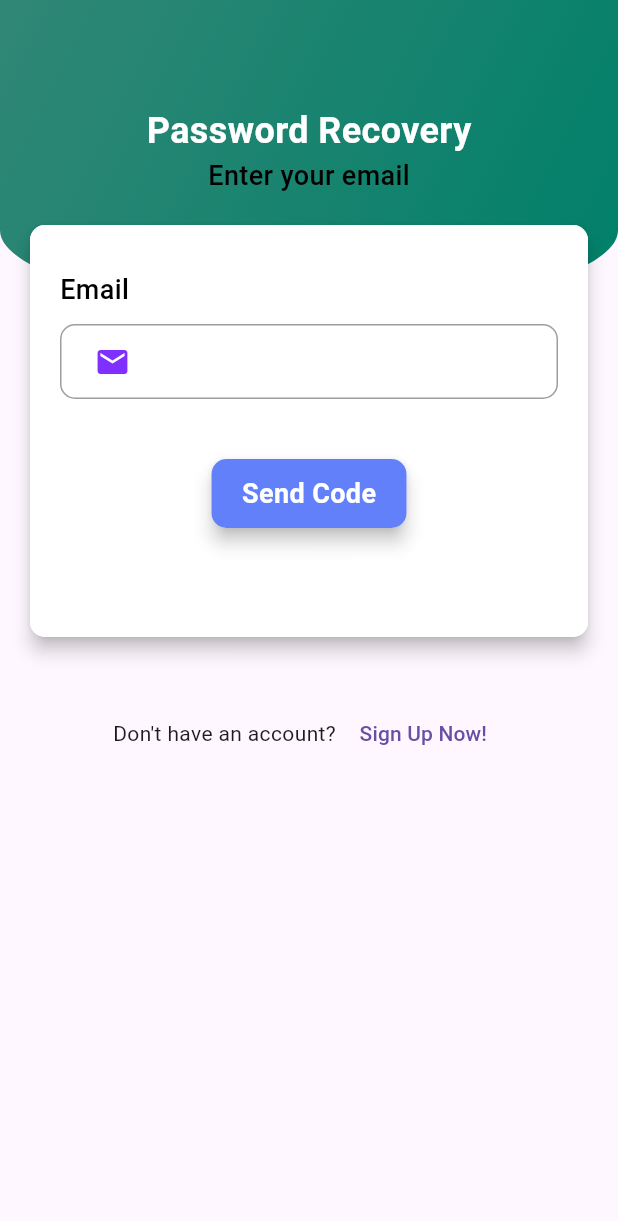
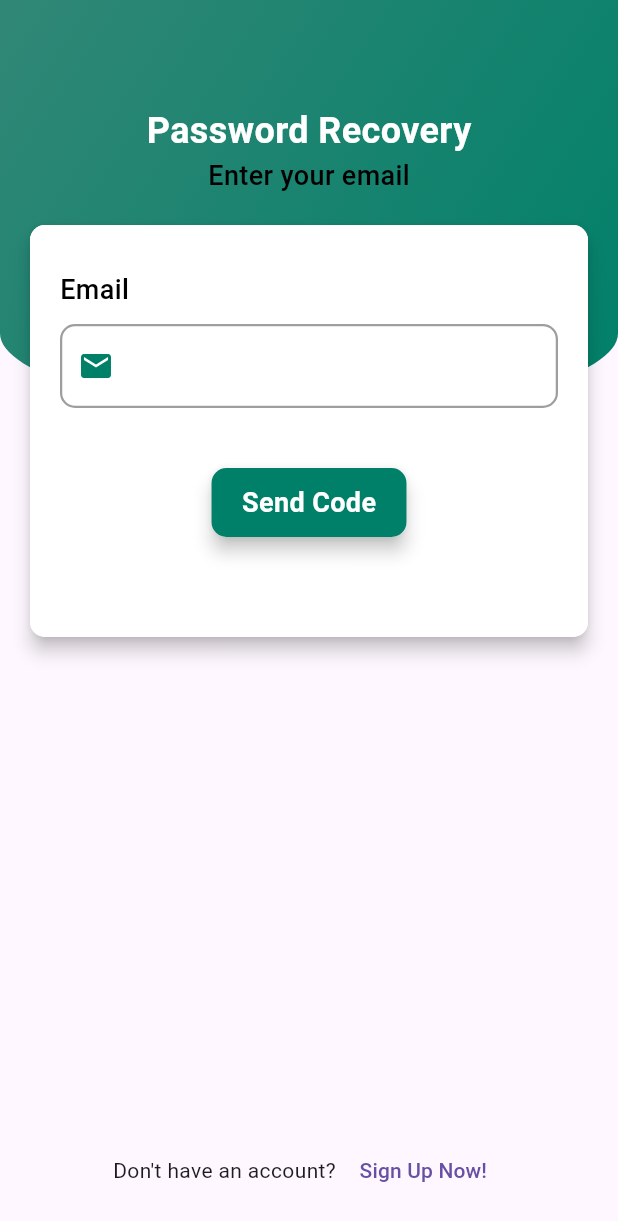
Before and after one commit to piro-piyush/Chit-Chat-App, a Flutter app: the screen it shows after launch, after a tap on "Forgot Password?", on a phone screen of 412 x 824 dp. Shown: the top 1221 px of the screen. Run offline on Flutter 3.47's test engine with Material 3 defaults, Android fonts, the phone set to English and light mode, and no system bars; our stand-ins replace cloud_firestore, connectivity_plus, firebase_auth, firebase_core, flutter_chat_bubble, shared_preferences; accounts and stored records are empty.

Commit message:
update ui color

```diff
--- a/lib/pages/forget_password.dart
+++ b/lib/pages/forget_password.dart
@@ -51,8 +51,7 @@ class _ForgetPasswordState extends State<ForgetPassword> {
     final size = MediaQuery.of(context).size;
 
     return Scaffold(
-      body: SingleChildScrollView(
-        child: Stack(
+      body: Stack(
         children: [
           // Background gradient
           _buildBackgroundGradient(size),
@@ -81,13 +80,15 @@ class _ForgetPasswordState extends State<ForgetPassword> {
                   ),
                 ),
                 _buildEmailForm(context, size),
-                  const SizedBox(height: 20),
-                  _buildSignUpOption(),
               ],
             ),
           ),
+          Positioned(
+              left: 0,
+              right: 0,
+              bottom: 20,
+              child: _buildSignUpOption()),
         ],
-        ),
       ),
     );
   }
@@ -95,7 +96,7 @@ class _ForgetPasswordState extends State<ForgetPassword> {
   // Background gradient widget
   Widget _buildBackgroundGradient(Size size) {
     return Container(
-      height: size.height / 4,
+      height: size.height / 3,
       width: size.width,
       decoration: BoxDecoration(
         gradient: const LinearGradient(
@@ -152,13 +153,7 @@ class _ForgetPasswordState extends State<ForgetPassword> {
 
   // Widget for email input field
   Widget _buildEmailInput() {
-    return Container(
-      padding: const EdgeInsets.only(left: 10),
-      decoration: BoxDecoration(
-        border: Border.all(width: 1, color: Colors.black38),
-        borderRadius: BorderRadius.circular(10),
-      ),
-      child: TextFormField(
+    return TextFormField(
       controller: emailController,
       validator: (value) {
         if (value == null || value.isEmpty) {
@@ -167,9 +162,18 @@ class _ForgetPasswordState extends State<ForgetPassword> {
         return null;
       },
       decoration: const InputDecoration(
-          border: InputBorder.none,
-          prefixIcon: Icon(Icons.mail, color: Color(0xFF7f30fe)),
+        border: OutlineInputBorder(
+          borderRadius: BorderRadius.all(Radius.circular(10)),
         ),
+        enabledBorder: OutlineInputBorder(
+          borderSide: BorderSide(color: Colors.grey, width: 1.5), // Grey border when not focused
+          borderRadius: BorderRadius.all(Radius.circular(10)),
+        ),
+        focusedBorder: OutlineInputBorder(
+          borderSide: BorderSide(color: Color(0xFF008069), width: 2), // Same color as prefix icon when focused
+          borderRadius: BorderRadius.all(Radius.circular(10)),
+        ),
+        prefixIcon: Icon(Icons.mail, color: Color(0xFF008069)),
       ),
     );
   }
@@ -187,7 +191,7 @@ class _ForgetPasswordState extends State<ForgetPassword> {
             child: Container(
               padding: const EdgeInsets.all(10),
               decoration: BoxDecoration(
-                color: const Color(0xFF6380fb),
+                color: const Color(0xFF008069),
                 borderRadius: BorderRadius.circular(10),
               ),
               child: const Center(
--- a/lib/pages/sign_in_page.dart
+++ b/lib/pages/sign_in_page.dart
@@ -102,17 +102,16 @@ class _SignInPageState extends State<SignInPage> {
     await SharedPrefrenceHelper().saveUserDisplayName(name);
     await SharedPrefrenceHelper().saveUserName(username);
     await SharedPrefrenceHelper().saveUserId(id);
-    await SharedPrefrenceHelper().saveUserPic(pic);
+    await SharedPrefrenceHelper().saveUserPhoto(pic);
   }
 
   @override
   Widget build(BuildContext context) {
     return Scaffold(
-      body: SingleChildScrollView(
-        child: Stack(
+      body: Stack(
         children: [
           Container(
-              height: MediaQuery.of(context).size.height / 4,
+            height: MediaQuery.of(context).size.height / 3,
             width: MediaQuery.of(context).size.width,
             decoration: BoxDecoration(
               gradient: const LinearGradient(
@@ -164,13 +163,7 @@ class _SignInPageState extends State<SignInPage> {
                               style: TextStyle(color: Colors.black, fontSize: 18, fontWeight: FontWeight.w500),
                             ),
                             const SizedBox(height: 10),
-                              Container(
-                                padding: const EdgeInsets.only(left: 10),
-                                decoration: BoxDecoration(
-                                  border: Border.all(width: 1, color: Colors.black38),
-                                  borderRadius: BorderRadius.circular(10),
-                                ),
-                                child: TextFormField(
+                            TextFormField(
                               controller: emailController,
                               validator: (value) {
                                 if (value == null || value.isEmpty) {
@@ -178,9 +171,22 @@ class _SignInPageState extends State<SignInPage> {
                                 }
                                 return null;
                               },
+                              style: const TextStyle(
+                                  color: Color(0xFF008069),
+                                  fontSize: 22
+                              ),
                               decoration: const InputDecoration(
-                                    border: InputBorder.none,
                                 prefixIcon: Icon(Icons.mail, color: Color(0xFF008069)),
+                                border: OutlineInputBorder(
+                                  borderRadius: BorderRadius.all(Radius.circular(10)),
+                                ),
+                                enabledBorder: OutlineInputBorder(
+                                  borderSide: BorderSide(color: Colors.grey, width: 1.5), // Grey border when not focused
+                                  borderRadius: BorderRadius.all(Radius.circular(10)),
+                                ),
+                                focusedBorder: OutlineInputBorder(
+                                  borderSide: BorderSide(color: Color(0xFF008069), width: 2), // Same color as prefix icon when focused
+                                  borderRadius: BorderRadius.all(Radius.circular(10)),
                                 ),
                               ),
                             ),
@@ -190,13 +196,7 @@ class _SignInPageState extends State<SignInPage> {
                               style: TextStyle(color: Colors.black, fontSize: 18, fontWeight: FontWeight.w500),
                             ),
                             const SizedBox(height: 10),
-                              Container(
-                                padding: const EdgeInsets.only(left: 10),
-                                decoration: BoxDecoration(
-                                  border: Border.all(width: 1, color: Colors.black38),
-                                  borderRadius: BorderRadius.circular(10),
-                                ),
-                                child: TextFormField(
+                            TextFormField(
                               controller: passwordController,
                               validator: (value) {
                                 if (value == null || value.isEmpty) {
@@ -204,10 +204,23 @@ class _SignInPageState extends State<SignInPage> {
                                 }
                                 return null;
                               },
+                              style: const TextStyle(
+                                color: Color(0xFF008069),
+                                fontSize: 22
+                              ),
                               obscureText: true,
                               decoration: const InputDecoration(
-                                    border: InputBorder.none,
                                 prefixIcon: Icon(Icons.lock, color: Color(0xFF008069)),
+                                border: OutlineInputBorder(
+                                  borderRadius: BorderRadius.all(Radius.circular(10)),
+                                ),
+                                enabledBorder: OutlineInputBorder(
+                                  borderSide: BorderSide(color: Colors.grey, width: 1.5), // Grey border when not focused
+                                  borderRadius: BorderRadius.all(Radius.circular(10)),
+                                ),
+                                focusedBorder: OutlineInputBorder(
+                                  borderSide: BorderSide(color: Color(0xFF008069), width: 2), // Same color as prefix icon when focused
+                                  borderRadius: BorderRadius.all(Radius.circular(10)),
                                 ),
                               ),
                             ),
@@ -266,7 +279,15 @@ class _SignInPageState extends State<SignInPage> {
                   ),
                 ),
                 const SizedBox(height: 20),
-                  Row(
+              ],
+            ),
+          ),
+          Positioned(
+            left: 0,
+            right: 0,
+            bottom: 40,
+            child: Center(
+              child: Row(
                 mainAxisAlignment: MainAxisAlignment.center,
                 children: [
                   const Text("Don't have an account? "),
@@ -280,12 +301,10 @@ class _SignInPageState extends State<SignInPage> {
                     child: const Text("Sign Up Now!",style: TextStyle(color: Color(0xFF008069)),),
                   )
                 ],
+              ),
+            ),
           )
         ],
-              ),
-            ),
-          ],
-        ),
       ),
     );
   }
--- a/lib/pages/sign_up_page.dart
+++ b/lib/pages/sign_up_page.dart
@@ -56,18 +56,21 @@ class _SignUpState extends State<SignUp> {
           "E-mail": emailController.text,
           "Username": updateUserName.toUpperCase(),
           "Search-key": firstLetter,
-          "Photo": "https://firebasestorage.googleapis.com/v0/b/chit-chat-app-593b5.appspot.com/o/default.jpeg?alt=media&token=89bae691-aeca-4b4f-90a6-d0a84baa6fa5",
+          "Photo":
+              "https://firebasestorage.googleapis.com/v0/b/chit-chat-app-593b5.appspot.com/o/default.jpeg?alt=media&token=89bae691-aeca-4b4f-90a6-d0a84baa6fa5",
           "Id": id,
           "isOnline": false,
-          "Last-Seen":"online",
+          "Last-Seen": "online",
         };
 
         await DatabaseMethods().addUserDetails(userInfoMap, id);
         await SharedPrefrenceHelper().saveUserId(id);
         await SharedPrefrenceHelper().saveUserDisplayName(nameController.text);
         await SharedPrefrenceHelper().saveUserEmail(emailController.text);
-        await SharedPrefrenceHelper().saveUserPic("assets/images/default.png");
-        await SharedPrefrenceHelper().saveUserName(updateUserName.toUpperCase());
+        await SharedPrefrenceHelper().saveUserPhoto(
+            "https://firebasestorage.googleapis.com/v0/b/chit-chat-app-593b5.appspot.com/o/default.jpeg?alt=media&token=89bae691-aeca-4b4f-90a6-d0a84baa6fa5");
+        await SharedPrefrenceHelper()
+            .saveUserName(updateUserName.toUpperCase());
 
         ScaffoldMessenger.of(context).showSnackBar(const SnackBar(
           content: Text(
@@ -132,15 +135,14 @@ class _SignUpState extends State<SignUp> {
   @override
   Widget build(BuildContext context) {
     return Scaffold(
-      body: SingleChildScrollView(
-        child: Stack(
+      body: Stack(
         children: [
           Container(
-              height: MediaQuery.of(context).size.height / 4,
+            height: MediaQuery.of(context).size.height / 3,
             width: MediaQuery.of(context).size.width,
             decoration: BoxDecoration(
               gradient: const LinearGradient(
-                  colors: [Color(0xFF318776),Color(0xFF008069)],
+                colors: [Color(0xFF318776), Color(0xFF008069)],
                 begin: Alignment.topLeft,
                 end: Alignment.bottomRight,
               ),
@@ -175,8 +177,8 @@ class _SignUpState extends State<SignUp> {
                   ),
                 ),
                 Container(
-                    margin: const EdgeInsets.symmetric(
-                        vertical: 20, horizontal: 20),
+                  margin:
+                      const EdgeInsets.symmetric(vertical: 20, horizontal: 20),
                   child: Material(
                     elevation: 5.0,
                     borderRadius: BorderRadius.circular(10),
@@ -186,8 +188,7 @@ class _SignUpState extends State<SignUp> {
                       height: MediaQuery.of(context).size.height * 0.77,
                       width: MediaQuery.of(context).size.width,
                       constraints: BoxConstraints(
-                          maxHeight:
-                              MediaQuery.of(context).size.height * 0.7,
+                        maxHeight: MediaQuery.of(context).size.height * 0.7,
                         // minHeight:MediaQuery.of(context).size.height * 0.77,
                       ),
                       decoration: BoxDecoration(
@@ -233,8 +234,7 @@ class _SignUpState extends State<SignUp> {
                                 if (value == null || value.isEmpty) {
                                   return "Please enter email";
                                 }
-                                  if (!RegExp(
-                                          r'^[\w-.]+@([\w-]+\.)+\w{2,4}$')
+                                if (!RegExp(r'^[\w-.]+@([\w-]+\.)+\w{2,4}$')
                                     .hasMatch(value)) {
                                   return "Enter a valid email";
                                 }
@@ -255,8 +255,7 @@ class _SignUpState extends State<SignUp> {
                               controller: passwordController,
                               icon: Icons.lock,
                               hintText: "Enter your password",
-                                validatorMsg:
-                                    "Please enter a strong password",
+                              validatorMsg: "Please enter a strong password",
                               obscureText: true,
                             ),
                             const SizedBox(height: 8),
@@ -279,11 +278,11 @@ class _SignUpState extends State<SignUp> {
                             const SizedBox(height: 25),
                             isLoading
                                 ? const Center(
-                                      child: CircularProgressIndicator())
+                                    child: CircularProgressIndicator(
+                                        color: Color(0xFF008069)))
                                 : GestureDetector(
                                     onTap: () {
-                                        if (_formKey.currentState!
-                                            .validate()) {
+                                      if (_formKey.currentState!.validate()) {
                                         registration();
                                       }
                                     },
@@ -295,11 +294,9 @@ class _SignUpState extends State<SignUp> {
                                           borderRadius:
                                               BorderRadius.circular(10),
                                           child: Container(
-                                              padding:
-                                                  const EdgeInsets.all(10),
+                                            padding: const EdgeInsets.all(10),
                                             decoration: BoxDecoration(
-                                                color:
-                                                    const Color(0xFF008069),
+                                              color: const Color(0xFF008069),
                                               borderRadius:
                                                   BorderRadius.circular(10),
                                             ),
@@ -324,8 +321,14 @@ class _SignUpState extends State<SignUp> {
                     ),
                   ),
                 ),
-                  const SizedBox(height: 20),
-                  Row(
+              ],
+            ),
+          ),
+          Positioned(
+            bottom: 20,
+            left: 0,
+            right: 0,
+            child: Row(
               mainAxisAlignment: MainAxisAlignment.center,
               children: [
                 const Text("Already have an account?"),
@@ -334,8 +337,7 @@ class _SignUpState extends State<SignUp> {
                     Navigator.pushReplacement(
                       context,
                       MaterialPageRoute(
-                              builder: (context) =>
-                              const SignInPage(),
+                        builder: (context) => const SignInPage(),
                       ),
                     );
                   },
@@ -346,11 +348,8 @@ class _SignUpState extends State<SignUp> {
                 ),
               ],
             ),
+          )
         ],
-              ),
-            ),
-          ],
-        ),
       ),
     );
   }
@@ -373,6 +372,7 @@ class _SignUpState extends State<SignUp> {
             return null;
           },
       obscureText: obscureText,
+      style: const TextStyle(fontWeight: FontWeight.w500),
       decoration: InputDecoration(
         hintText: hintText,
         prefixIcon: Icon(icon),
@@ -380,6 +380,16 @@ class _SignUpState extends State<SignUp> {
         border: const OutlineInputBorder(
           borderRadius: BorderRadius.all(Radius.circular(10)),
         ),
+        enabledBorder: const OutlineInputBorder(
+          borderSide: BorderSide(color: Colors.grey, width: 1.5),
+          // Grey border when not focused
+          borderRadius: BorderRadius.all(Radius.circular(10)),
+        ),
+        focusedBorder: const OutlineInputBorder(
+          borderSide: BorderSide(color: Color(0xFF008069), width: 2),
+          // Same color as prefix icon when focused
+          borderRadius: BorderRadius.all(Radius.circular(10)),
+        ),
       ),
     );
   }
```
Lines whose indentation alone changed are shown as unchanged.
